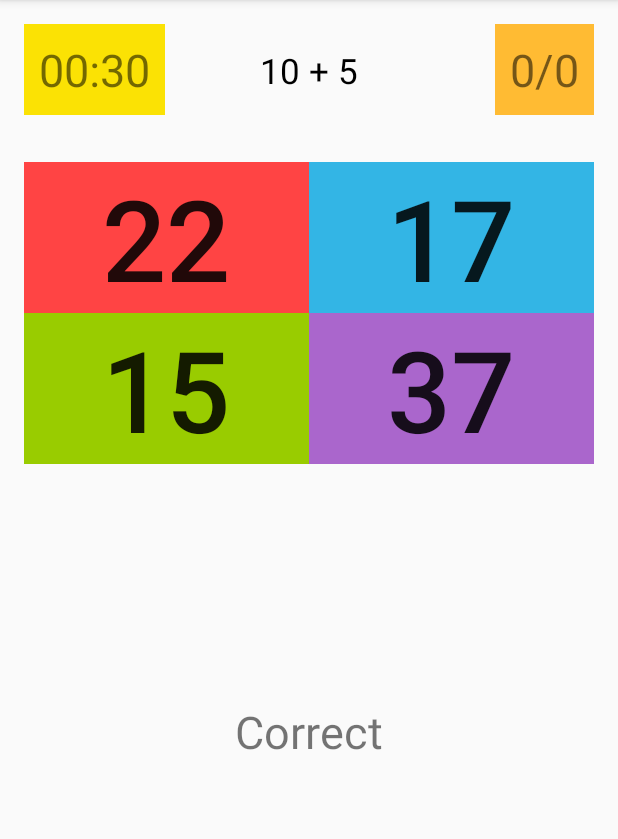
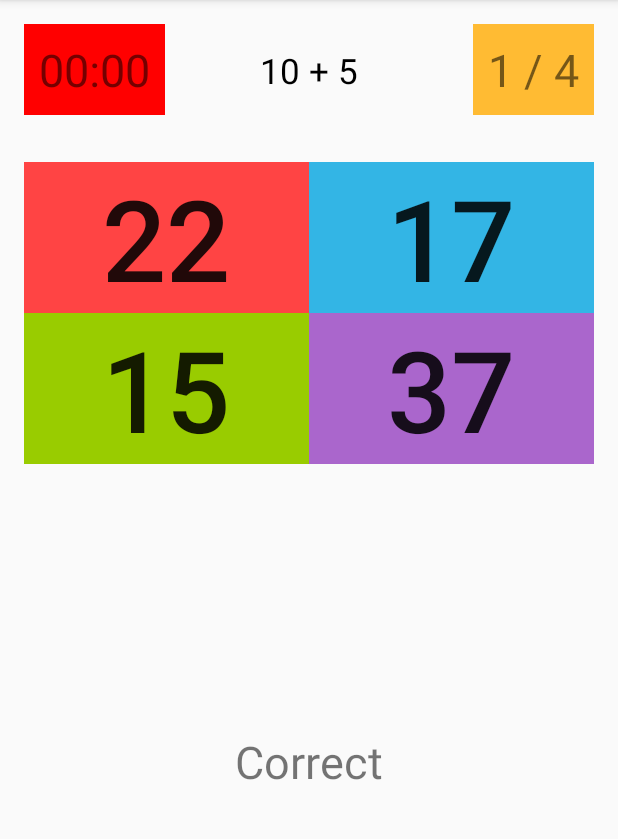
Before and after one commit to 5h4thru/MathFun, an Android app: the screen it shows after launch (MainActivity), after a tap on "15", on a phone screen of 412 x 824 dp, the part 84-923 px from its top. Run offline under Robolectric (Android 15) with nearby library versions, the phone set to English and light mode, and no system bars; 3 other taps on this screen came first.

Commit message:
small quirks to add colors when finished and upadate the resultText

```diff
--- a/app/src/main/java/com/yahoo/palagummi/mathfun/MainActivity.java
+++ b/app/src/main/java/com/yahoo/palagummi/mathfun/MainActivity.java
@@ -1,7 +1,10 @@
 package com.yahoo.palagummi.mathfun;
 
+import android.graphics.Color;
+import android.os.CountDownTimer;
 import android.support.v7.app.AppCompatActivity;
 import android.os.Bundle;
+import android.util.Log;
 import android.view.View;
 import android.widget.Button;
 import android.widget.TextView;
@@ -18,22 +21,41 @@ public class MainActivity extends AppCompatActivity {
     ArrayList<Integer> answers = new ArrayList<Integer>();
     int locationOfCorrectAnswer;
 
+    // answerButtons
+    Button button0;
+    Button button1;
+    Button button2;
+    Button button3;
+
+    // variables to keep track of scores
+    int score = 0;
+    int numberOfQuestions = 0;
+
+    // startButton onClick
     public void start(View view){
         startButton.setVisibility(View.INVISIBLE);
     }
-    @Override
-    protected void onCreate(Bundle savedInstanceState) {
-        super.onCreate(savedInstanceState);
-        setContentView(R.layout.activity_main);
 
-        // get the startButton
-        startButton = (Button) findViewById(R.id.startButton);
-        // get the answerButtons
-        Button button0 = (Button) findViewById(R.id.button0);
-        Button button1 = (Button) findViewById(R.id.button1);
-        Button button2 = (Button) findViewById(R.id.button2);
-        Button button3 = (Button) findViewById(R.id.button3);
 
+    // answerButtons onClick
+    public void chooseAnswer(View view) {
+        // get the tag of the button tapped
+        if(view.getTag().toString().equalsIgnoreCase(Integer.toString(locationOfCorrectAnswer))) {
+            // add to score and generate a new question
+            score++;
+            resultTextView.setText("Correct");
+        } else {
+            // do not add to score but generate a new question
+            resultTextView.setText("Wrong");
+        }
+        numberOfQuestions++;
+        pointsTextView.setText(Integer.toString(score) + " / " + Integer.toString(numberOfQuestions));
+        generateQuestion();
+    }
+
+
+    // generateQuestion helper method
+    public void generateQuestion() {
         // declare two numbers to represent the sum
         int firstNum;
         int secondNum;
@@ -49,6 +71,8 @@ public class MainActivity extends AppCompatActivity {
         locationOfCorrectAnswer = rand.nextInt(4);
         int correctAnswer = firstNum + secondNum;
         int incorrectAnswer;
+        // clear the answers ArrayList
+        answers.clear();
         for (int i=0; i<4; i++) {
             if(i == locationOfCorrectAnswer) {
                 answers.add(correctAnswer);
@@ -60,10 +84,53 @@ public class MainActivity extends AppCompatActivity {
                 answers.add(incorrectAnswer);
             }
         }
-        // set the randomnly generated values ot each of the answerButtons
+        // set the randomly generated values ot each of the answerButtons
         button0.setText(Integer.toString(answers.get(0)));
         button1.setText(Integer.toString(answers.get(1)));
         button2.setText(Integer.toString(answers.get(2)));
         button3.setText(Integer.toString(answers.get(3)));
     }
+
+
+    @Override
+    protected void onCreate(Bundle savedInstanceState) {
+        super.onCreate(savedInstanceState);
+        setContentView(R.layout.activity_main);
+
+        // get the startButton
+        startButton = (Button) findViewById(R.id.startButton);
+        // get the answerButtons
+        button0 = (Button) findViewById(R.id.button0);
+        button1 = (Button) findViewById(R.id.button1);
+        button2 = (Button) findViewById(R.id.button2);
+        button3 = (Button) findViewById(R.id.button3);
+
+        // get the resultTextView, pointsTextView
+        resultTextView = (TextView) findViewById(R.id.resultTextView);
+        pointsTextView = (TextView) findViewById(R.id.pointsTextView);
+
+        // generate first question
+        generateQuestion();
+
+        // countDownTimer for 30 seconds
+        timerTextView = (TextView) findViewById(R.id.timerTextView);
+        new CountDownTimer(3100, 1000){
+            @Override
+            public void onTick(long l) {
+                long timeLeft = l / 1000;
+                String timeLeftString = String.valueOf(timeLeft);
+                if(timeLeft < 10) {
+                    timerTextView.setText("00:0" + timeLeftString);
+                } else {
+                    timerTextView.setText("00:" + timeLeftString);
+                }
+            }
+            @Override
+            public void onFinish() {
+                timerTextView.setText("00:00");
+                timerTextView.setBackgroundColor(Color.rgb(255,0,0));
+                resultTextView.setText("Done!");
+            }
+        }.start();
+    }
 }
--- a/app/src/main/res/layout/activity_main.xml
+++ b/app/src/main/res/layout/activity_main.xml
@@ -45,6 +45,18 @@
         android:textSize="23sp"
         android:padding="15dp"
         android:textColor="@android:color/black" />
+
+    <TextView
+        android:text="0/0"
+        android:layout_width="wrap_content"
+        android:layout_height="wrap_content"
+        android:id="@+id/pointsTextView"
+        android:textSize="30sp"
+        android:padding="10dp"
+        android:background="@android:color/holo_orange_light"
+        android:layout_alignParentTop="true"
+        android:layout_alignParentRight="true"
+        android:layout_alignParentEnd="true" />
 
     <GridLayout
         android:layout_width="match_parent"
@@ -116,24 +128,12 @@
     </GridLayout>
 
     <TextView
-        android:text="Correct"
         android:layout_width="wrap_content"
         android:layout_height="wrap_content"
         android:id="@+id/resultTextView"
         android:textSize="30sp"
         android:layout_below="@+id/startButton"
-        android:layout_centerHorizontal="true" />
-
-    <TextView
-        android:text="0/0"
-        android:layout_width="wrap_content"
-        android:layout_height="wrap_content"
-        android:id="@+id/pointsTextView"
-        android:textSize="30sp"
-        android:padding="10dp"
-        android:background="@android:color/holo_orange_light"
-        android:layout_alignParentTop="true"
-        android:layout_alignParentRight="true"
-        android:layout_alignParentEnd="true" />
+        android:layout_centerHorizontal="true"
+        android:layout_marginTop="20dp" />
 
 </RelativeLayout>
```
